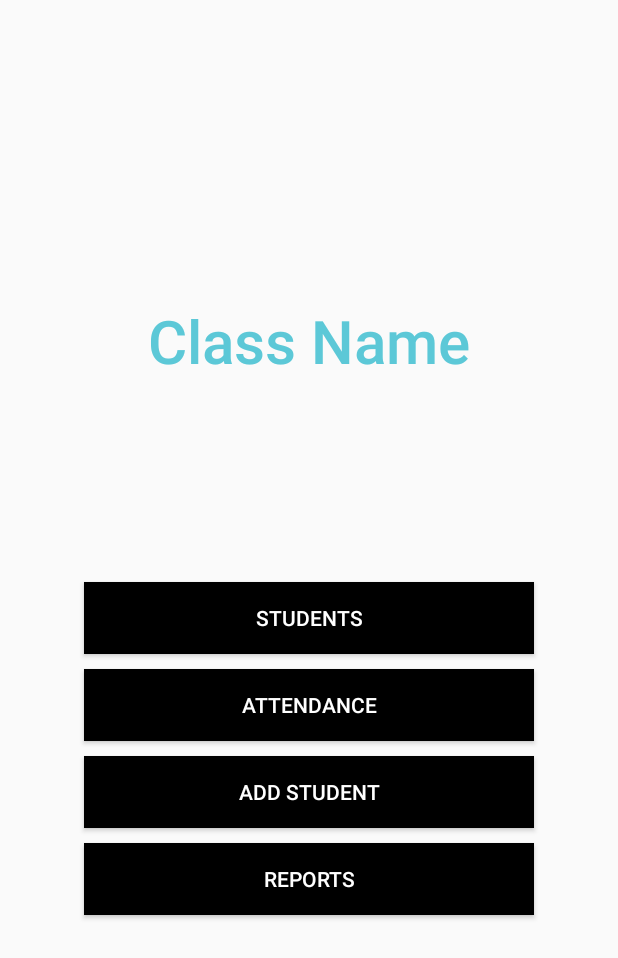
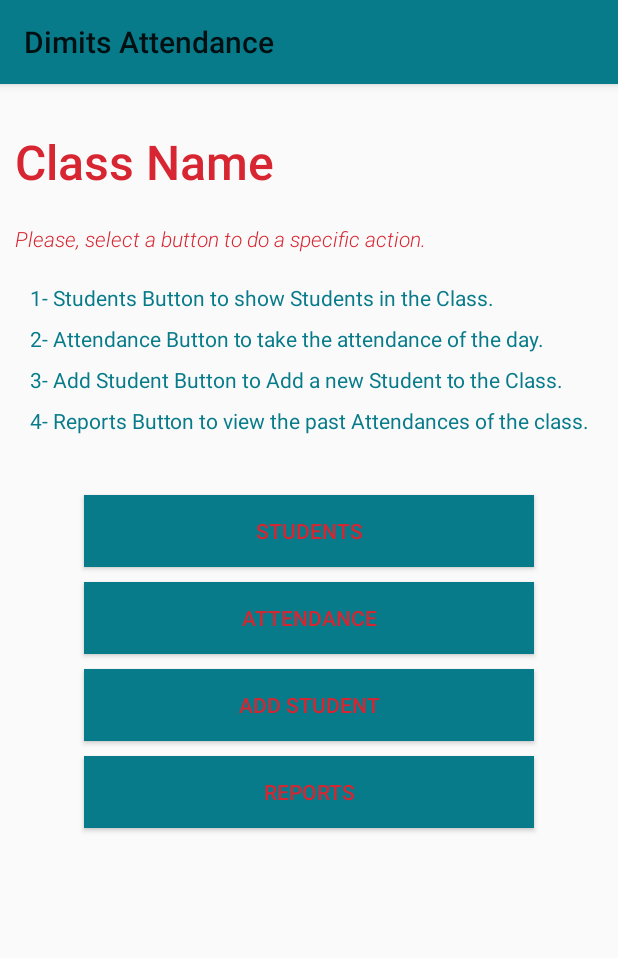
Before and after one commit to muhammadzkralla/DimitsAttendence11, an Android app: the ClassActivity screen opened directly, with no data from a screen before it, on a phone screen of 412 x 824 dp. Shown: the top 958 px of the screen. Run offline under Robolectric (Android 15) with nearby library versions, the phone set to English and light mode, and no system bars; our stand-ins replace Firebase (no records; nobody signed in at launch, a user with empty details on screens opened directly); 1 statement that could not run was skipped.

Commit message:
UI of ClassActivity finished

```diff
--- a/app/src/main/AndroidManifest.xml
+++ b/app/src/main/AndroidManifest.xml
@@ -28,7 +28,8 @@
             android:exported="true" />
         <activity
             android:name=".ClassActivity"
-            android:exported="true" />
+            android:exported="true"
+            android:theme="@style/Theme.Design.Light"/>
         <activity
             android:name=".HomeActivity"
             android:exported="true"
--- a/app/src/main/java/com/dimits/dimitsattendence/ClassActivity.java
+++ b/app/src/main/java/com/dimits/dimitsattendence/ClassActivity.java
@@ -1,12 +1,15 @@
 package com.dimits.dimitsattendence;
 
 import androidx.annotation.NonNull;
+import androidx.appcompat.app.ActionBar;
 import androidx.appcompat.app.AlertDialog;
 import androidx.appcompat.app.AppCompatActivity;
 
 import android.content.DialogInterface;
 import android.content.Intent;
+import android.graphics.drawable.ColorDrawable;
 import android.os.Bundle;
+import android.text.Html;
 import android.text.TextUtils;
 import android.view.LayoutInflater;
 import android.view.View;
@@ -38,6 +41,9 @@ public class ClassActivity extends AppCompatActivity {
     protected void onCreate(Bundle savedInstanceState) {
         super.onCreate(savedInstanceState);
         setContentView(R.layout.layout_class_activity);
+        ActionBar actionBar = getSupportActionBar();
+        actionBar.setBackgroundDrawable(new ColorDrawable(getResources().getColor(R.color.medium_blue)));
+        actionBar.setTitle(Html.fromHtml("<font color='#FF000000'>Dimits Attendance </font>"));
         Window window = ClassActivity.this.getWindow();
         window.setStatusBarColor(getResources().getColor(R.color.medium_blue));
         class_name = (TextView) findViewById(R.id.class_name);
--- a/app/src/main/res/layout/layout_class_activity.xml
+++ b/app/src/main/res/layout/layout_class_activity.xml
@@ -10,22 +10,77 @@
         android:id="@+id/class_name"
         android:layout_width="wrap_content"
         android:layout_height="wrap_content"
-        android:layout_centerHorizontal="true"
-        android:layout_marginTop="200dp"
+        android:layout_marginTop="30dp"
+        android:layout_marginLeft="10dp"
         android:fontFamily="sans-serif-light"
         android:text="Class Name"
-        android:textColor="#5cc8d7"
-        android:textSize="40sp"
+        android:textColor="@color/red"
+        android:textSize="32sp"
         android:textStyle="bold" />
 
+    <TextView
+        android:layout_marginBottom="20dp"
+        android:layout_marginLeft="10dp"
+        android:id="@+id/info_txt"
+        android:layout_width="wrap_content"
+        android:layout_height="wrap_content"
+        android:layout_below="@+id/class_name"
+        android:text="@string/info"
+        android:textStyle="italic"
+        android:fontFamily="sans-serif-light"
+        android:textColor="@color/red"
+        android:layout_marginTop="20dp"/>
+
+    <TextView
+        android:id="@+id/info_1"
+        android:layout_marginLeft="20dp"
+        android:textColor="@color/medium_blue"
+        android:layout_below="@+id/info_txt"
+        android:layout_width="wrap_content"
+        android:layout_height="wrap_content"
+        android:text="@string/info_1"/>
+
+    <TextView
+        android:layout_marginTop="8dp"
+        android:id="@+id/info_2"
+        android:layout_marginLeft="20dp"
+        android:textColor="@color/medium_blue"
+        android:layout_below="@+id/info_1"
+        android:layout_width="wrap_content"
+        android:layout_height="wrap_content"
+        android:text="@string/info_2"/>
+
+    <TextView
+        android:layout_marginTop="8dp"
+        android:id="@+id/info_3"
+        android:layout_marginLeft="20dp"
+        android:textColor="@color/medium_blue"
+        android:layout_below="@+id/info_2"
+        android:layout_width="wrap_content"
+        android:layout_height="wrap_content"
+        android:text="@string/info_3"/>
+
+    <TextView
+        android:layout_marginTop="8dp"
+        android:id="@+id/info_4"
+        android:layout_marginLeft="20dp"
+        android:textColor="@color/medium_blue"
+        android:layout_below="@+id/info_3"
+        android:layout_width="wrap_content"
+        android:layout_height="wrap_content"
+        android:text="@string/info_4"/>
+
+
     <Button
+        android:layout_marginTop="40dp"
+        android:layout_below="@+id/info_4"
+        android:id="@+id/students_btn"
         android:layout_width="300dp"
         android:layout_height="wrap_content"
+        android:layout_centerInParent="true"
+        android:background="@color/medium_blue"
         android:text="Students"
-        android:layout_centerInParent="true"
-        android:id="@+id/students_btn"
-        android:background="@color/black"
-        android:textColor="@android:color/white"
+        android:textColor="@color/red"
         app:cornerRadius="20dp" />
     <Button
         android:layout_margin="10dp"
@@ -35,9 +90,10 @@
         android:text="Attendance"
         android:layout_centerInParent="true"
         android:id="@+id/attendance_btn"
-        android:background="@color/black"
-        android:textColor="@android:color/white"
-        app:cornerRadius="20dp" />
+        android:background="@color/medium_blue"
+        android:textColor="@color/red"
+        app:cornerRadius="20dp"
+        android:elevation="90dp"/>
 
     <Button
         android:layout_below="@id/attendance_btn"
@@ -46,8 +102,8 @@
         android:text="Add Student"
         android:layout_centerInParent="true"
         android:id="@+id/add_students_btn"
-        android:background="@color/black"
-        android:textColor="@android:color/white"
+        android:background="@color/medium_blue"
+        android:textColor="@color/red"
         app:cornerRadius="20dp" />
 
     <Button
@@ -58,8 +114,8 @@
         android:text="Reports"
         android:layout_centerInParent="true"
         android:id="@+id/reports_btn"
-        android:background="@color/black"
-        android:textColor="@android:color/white"
+        android:background="@color/medium_blue"
+        android:textColor="@color/red"
         app:cornerRadius="20dp" />
 
 
--- a/app/src/main/res/values/strings.xml
+++ b/app/src/main/res/values/strings.xml
@@ -9,4 +9,9 @@
 
     <string name="hello_first_fragment">Hello first fragment</string>
     <string name="hello_second_fragment">Hello second fragment. Arg: %1$s</string>
+    <string name="info">Please, select a button to do a specific action.</string>
+    <string name="info_1">1- Students Button to show Students in the Class.</string>
+    <string name="info_2">2- Attendance Button to take the attendance of the day.</string>
+    <string name="info_3">3- Add Student Button to Add a new Student to the Class.</string>
+    <string name="info_4">4- Reports Button to view the past Attendances of the class.</string>
 </resources>
```
